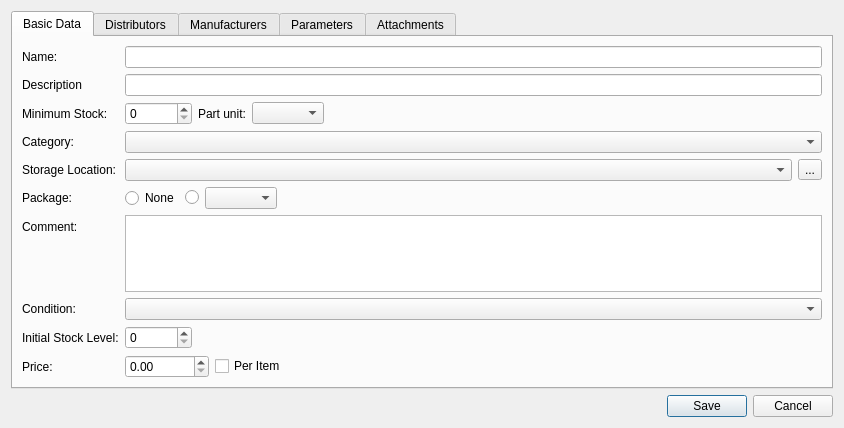
The window that src/partdialog.ui (jassuncao/myparts) describes before a commit, drawn with Qt 5.
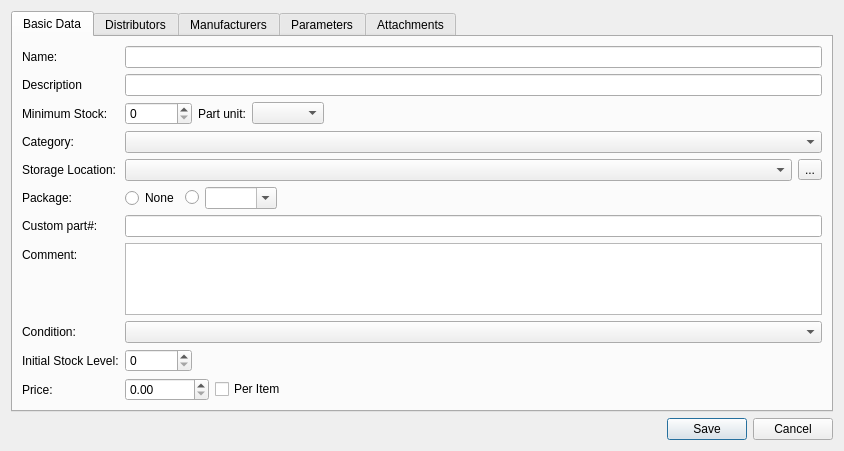
The same window after the commit. The open tabs and pages were chosen to show the change. Icons and pictures are not drawn. Custom widgets are drawn as their Qt base class.

Commit message: * A editor for custom part number was missing in PartDialog * Enables auto complete for the footprint field in PartDialog

Diff of the .ui file:
```diff
--- a/src/partdialog.ui
+++ b/src/partdialog.ui
@@ -174,7 +174,14 @@
           </widget>
          </item>
          <item>
-          <widget class="RelationalComboBox" name="partPackageCombo"/>
+          <widget class="RelationalComboBox" name="partPackageCombo">
+           <property name="editable">
+            <bool>true</bool>
+           </property>
+           <property name="insertPolicy">
+            <enum>QComboBox::NoInsert</enum>
+           </property>
+          </widget>
          </item>
          <item>
           <spacer name="horizontalSpacer_5">
@@ -191,21 +198,21 @@
          </item>
         </layout>
        </item>
-       <item row="6" column="0">
+       <item row="7" column="0">
         <widget class="QLabel" name="label_8">
          <property name="text">
           <string>Comment:</string>
          </property>
         </widget>
        </item>
-       <item row="7" column="0">
+       <item row="8" column="0">
         <widget class="QLabel" name="label_9">
          <property name="text">
           <string>Condition:</string>
          </property>
         </widget>
        </item>
-       <item row="7" column="1">
+       <item row="8" column="1">
         <widget class="RelationalComboBox" name="partConditionCombo">
          <property name="sizePolicy">
           <sizepolicy hsizetype="Preferred" vsizetype="Fixed">
@@ -215,14 +222,14 @@
          </property>
         </widget>
        </item>
-       <item row="8" column="0">
+       <item row="9" column="0">
         <widget class="QLabel" name="initialStockLabel">
          <property name="text">
           <string>Initial Stock Level:</string>
          </property>
         </widget>
        </item>
-       <item row="8" column="1">
+       <item row="9" column="1">
         <widget class="QSpinBox" name="initialStockSpinBox">
          <property name="sizePolicy">
           <sizepolicy hsizetype="Fixed" vsizetype="Fixed">
@@ -235,14 +242,14 @@
          </property>
         </widget>
        </item>
-       <item row="9" column="0">
+       <item row="10" column="0">
         <widget class="QLabel" name="priceLabel">
          <property name="text">
           <string>Price:</string>
          </property>
         </widget>
        </item>
-       <item row="9" column="1">
+       <item row="10" column="1">
         <layout class="QHBoxLayout" name="priceLayout">
          <item>
           <widget class="QDoubleSpinBox" name="priceSpinBox">
@@ -273,7 +280,7 @@
          </item>
         </layout>
        </item>
-       <item row="6" column="1">
+       <item row="7" column="1">
         <widget class="QPlainTextEdit" name="partCommentText">
          <property name="sizePolicy">
           <sizepolicy hsizetype="Expanding" vsizetype="Expanding">
@@ -283,6 +290,16 @@
          </property>
         </widget>
        </item>
+       <item row="6" column="1">
+        <widget class="QLineEdit" name="partCustomPartNumberEdit"/>
+       </item>
+       <item row="6" column="0">
+        <widget class="QLabel" name="label_10">
+         <property name="text">
+          <string>Custom part#:</string>
+         </property>
+        </widget>
+       </item>
       </layout>
      </widget>
      <widget class="QWidget" name="tab_2">
```
Left out of the diff: 2 changed lines with no effect on the pictures. The commit also changes 3 other files.
